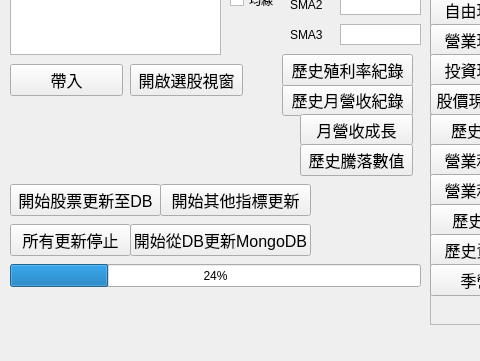
Old version of the form UI/UI_main.ui in the repository bjioljlo/StockHistory; both pictures show x 0 to 480 and y 246 to 607 of the 590 by 607 pixel window.
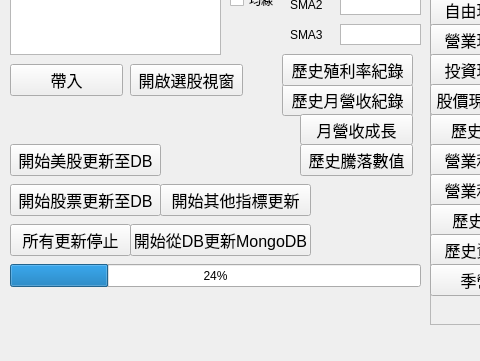
New version of the form.

Commit message: feat: 將更新方法拆出來變成按鈕。

Patch:
```diff
--- a/UI/UI_main.ui
+++ b/UI/UI_main.ui
@@ -834,6 +834,24 @@
      <string>開始從DB更新MongoDB</string>
     </property>
    </widget>
+   <widget class="QPushButton" name="button_runSP500">
+    <property name="geometry">
+     <rect>
+      <x>10</x>
+      <y>390</y>
+      <width>151</width>
+      <height>32</height>
+     </rect>
+    </property>
+    <property name="font">
+     <font>
+      <pointsize>12</pointsize>
+     </font>
+    </property>
+    <property name="text">
+     <string>開始美股更新至DB</string>
+    </property>
+   </widget>
   </widget>
   <widget class="QMenuBar" name="menubar">
    <property name="geometry">
```
The commit also changes 5 other files.
